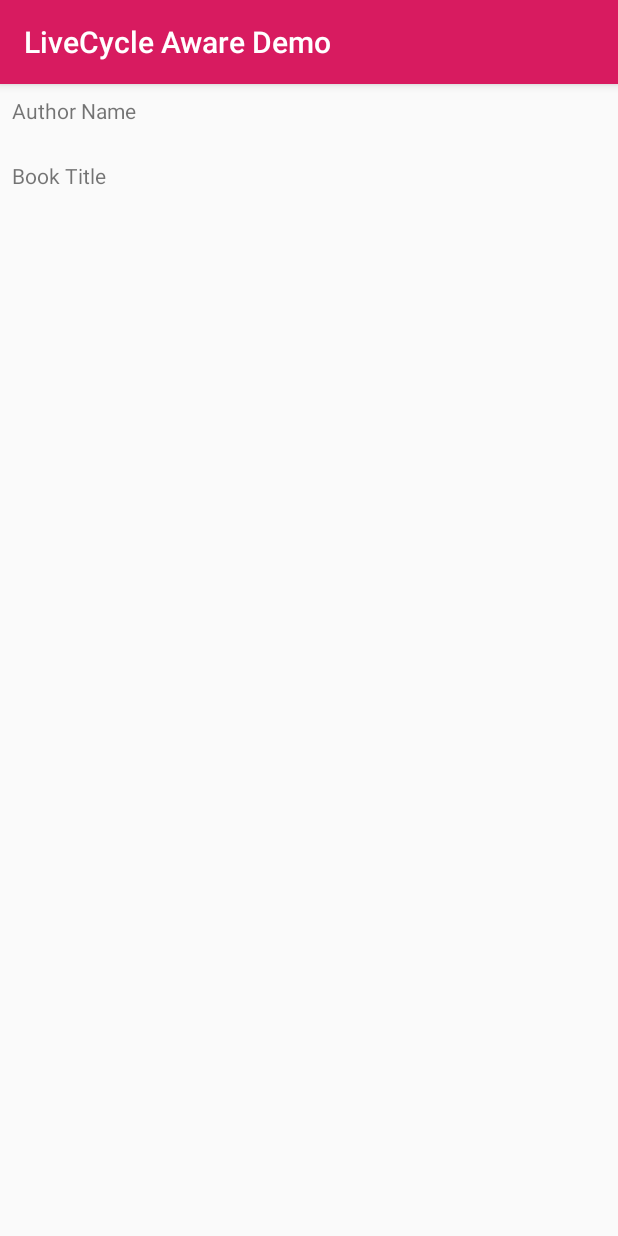
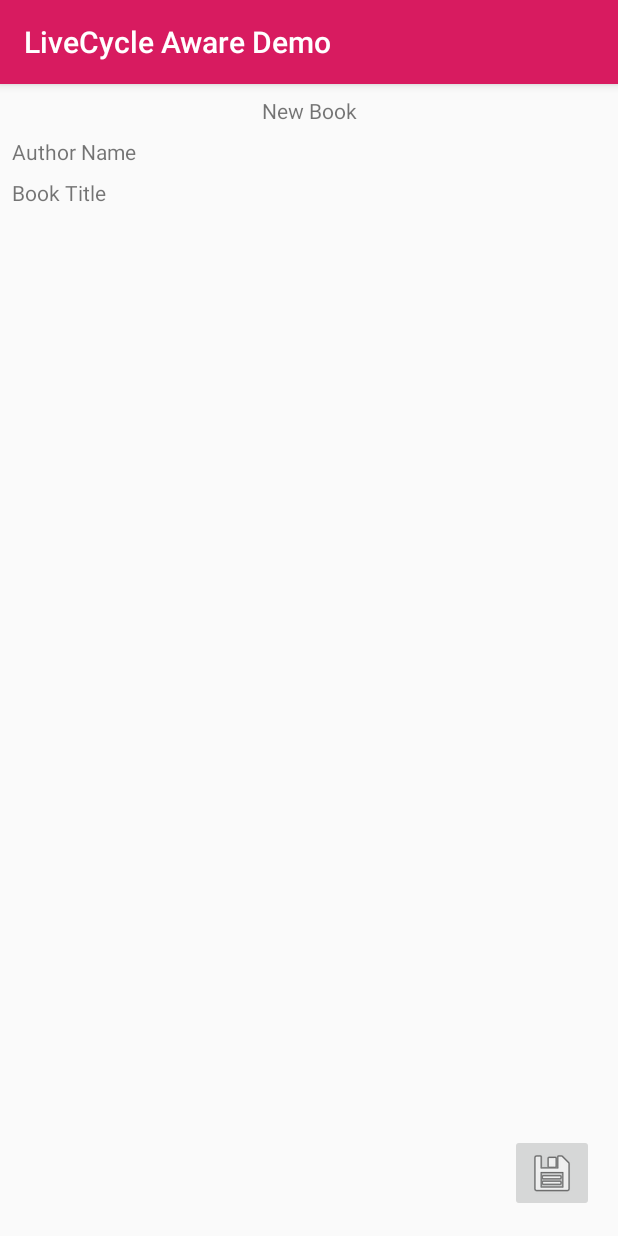
Before and after one commit to teopinillo/Android-Room-Fundamentals, an Android app: the NewBookActivity screen opened directly, with no data from a screen before it, on a phone screen of 412 x 824 dp. Run offline under Robolectric (Android 15) with nearby library versions, the phone set to English and light mode, and no system bars.

Commit message:
NewBookActivity  Add TextView New Book

```diff
--- a/app/src/main/res/layout/activity_new_book.xml
+++ b/app/src/main/res/layout/activity_new_book.xml
@@ -5,6 +5,20 @@
     android:layout_width="match_parent"
     android:layout_height="match_parent"
     tools:context=".NewBookActivity">
+
+    <TextView
+        android:id="@+id/tvNewBook"
+        android:layout_width="0dp"
+        android:layout_height="wrap_content"
+        android:layout_marginStart="8dp"
+        android:layout_marginTop="8dp"
+        android:layout_marginEnd="8dp"
+        android:gravity="center_horizontal"
+        android:text="@string/new_book"
+        app:layout_constraintEnd_toEndOf="parent"
+        app:layout_constraintHorizontal_bias="0.0"
+        app:layout_constraintStart_toStartOf="parent"
+        app:layout_constraintTop_toTopOf="parent" />
 
     <TextView
         android:id="@+id/tvAuthorName"
@@ -18,16 +32,28 @@
         android:text="@string/author_name"
         app:layout_constraintEnd_toEndOf="parent"
         app:layout_constraintStart_toStartOf="parent"
-        app:layout_constraintTop_toTopOf="parent" />
+        app:layout_constraintTop_toBottomOf="@+id/tvNewBook" />
 
     <TextView
         android:id="@+id/tvBookTitle"
         android:layout_width="0dp"
         android:layout_height="wrap_content"
-        android:layout_marginTop="24dp"
+        android:layout_marginTop="8dp"
         android:hint="@string/book_title"
         android:text="@string/book_title"
         app:layout_constraintEnd_toEndOf="@+id/tvAuthorName"
         app:layout_constraintStart_toStartOf="@+id/tvAuthorName"
         app:layout_constraintTop_toBottomOf="@+id/tvAuthorName" />
+
+    <ImageButton
+        android:id="@+id/btSave"
+        android:layout_width="wrap_content"
+        android:layout_height="wrap_content"
+        android:layout_marginEnd="16dp"
+        android:layout_marginBottom="16dp"
+        app:layout_constraintBottom_toBottomOf="parent"
+        app:layout_constraintEnd_toEndOf="parent"
+        app:srcCompat="@android:drawable/ic_menu_save" />
+
+
 </androidx.constraintlayout.widget.ConstraintLayout>
--- a/app/src/main/res/values/strings.xml
+++ b/app/src/main/res/values/strings.xml
@@ -2,7 +2,7 @@
     <string name="app_name">LiveCycle Aware Demo</string>
     <string name="room_demo">Room, ViewModel Demo</string>
     <string name="author_name">Author Name</string>
-    <string name="author_name">Author Name</string>
     <string name="book_title">Book Title</string>
-    <string name="book_title">Book Title</string>
+    <string name="new_book">New Book</string>
+
 </resources>
```
